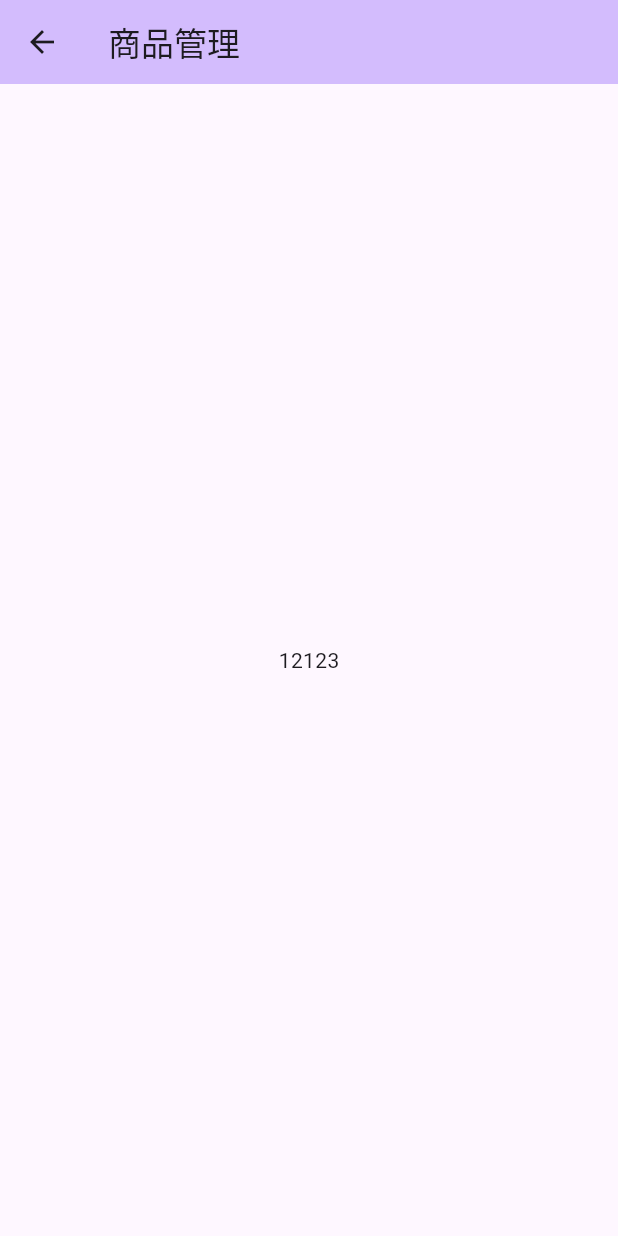
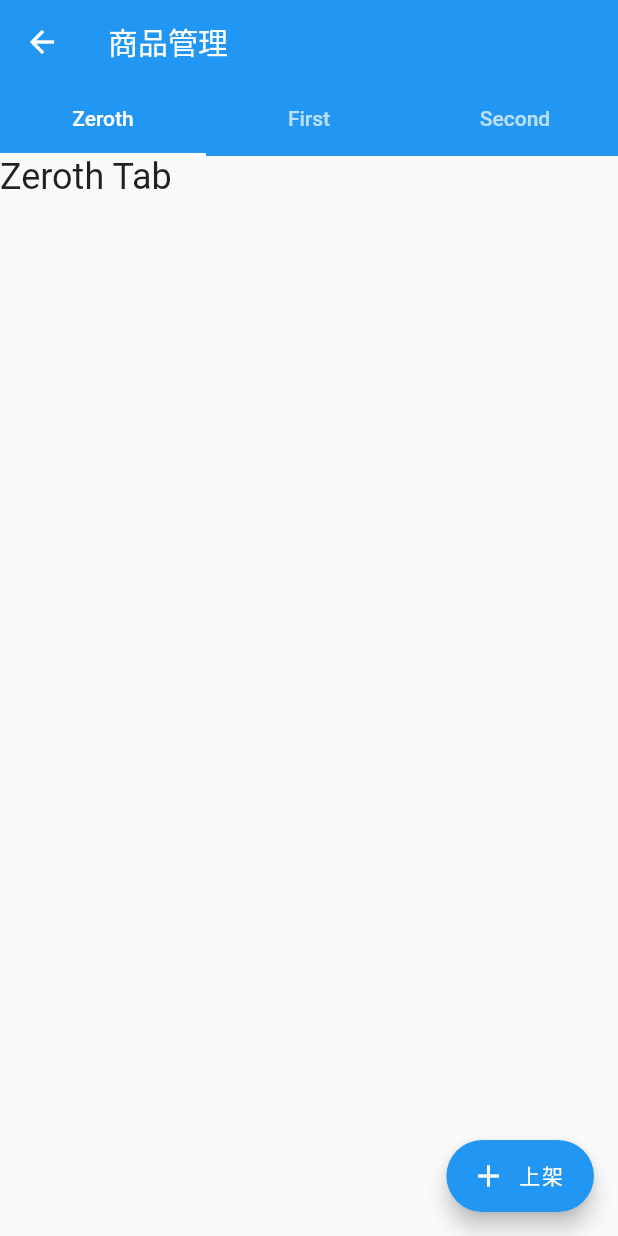
Before and after one commit to home-of-awefeng/gouba-manage-app, a Flutter app: the screen it shows after launch, after a tap on "商品管理", on a phone screen of 412 x 824 dp. Run offline on Flutter 3.47's test engine with Material 2 defaults, Android fonts, the phone set to English and light mode, and no system bars; our stand-ins replace flutter_html; Roboto replaces fonts that are missing (NotoSans).

Commit message:
[init]feat: add app theme

```diff
--- /dev/null
+++ b/lib/common/theme/theme.dart
@@ -0,0 +1,143 @@
+import 'package:flutter/cupertino.dart';
+import 'package:flutter/material.dart';
+import 'package:flutter/services.dart';
+import 'package:flutter_html/flutter_html.dart';
+import 'package:shop_app/constant/theme.dart';
+
+part './text_theme_extension.dart';
+
+class AppTheme {
+  AppTheme._();
+
+  //*****************************************
+  // Public accessor
+  //*****************************************
+  static final ThemeData theme = ThemeData(
+    visualDensity: VisualDensity.adaptivePlatformDensity,
+    fontFamily: FONT_NAME_NOTO_SANS,
+    inputDecorationTheme: const InputDecorationTheme(
+      border: inputBorder,
+      focusedBorder: inputFocusedBorder,
+      errorBorder: inputErrorBorder,
+      focusedErrorBorder: inputFocusedBorder,
+    ),
+    primaryColor: AppTheme.colorTBlack,
+    // for iOS
+    cupertinoOverrideTheme: const CupertinoThemeData(
+      primaryColor: AppTheme.colorTBlack,
+    ),
+    appBarTheme: const AppBarTheme(
+        elevation: 0,
+        iconTheme: IconThemeData(color: AppTheme.colorTBlack),
+        systemOverlayStyle: SystemUiOverlayStyle.dark),
+    dialogTheme: const DialogTheme(
+      shape: RoundedRectangleBorder(
+        borderRadius: BorderRadius.all(radius4x),
+      ),
+    ),
+    cardTheme: const CardTheme(
+      elevation: 6,
+      shape: RoundedRectangleBorder(borderRadius: BorderRadius.all(radius4x)),
+    ),
+    tooltipTheme: TooltipThemeData(
+      preferBelow: false,
+      decoration: BoxDecoration(
+        shape: BoxShape.rectangle,
+        color: colorTBlack..withOpacity(0.8),
+        borderRadius: const BorderRadius.all(radius2x),
+      ),
+      showDuration: const Duration(seconds: TOOLTIP_SHOW_DURATION_IN_SECONDS),
+    ),
+    textSelectionTheme: TextSelectionThemeData(cursorColor: colorTBlack.withOpacity(0.5)),
+    // tabBarTheme: const TabBarTheme(
+    //     labelStyle: TextStyle(fontWeight: FontWeight.w700, fontSize: 16)
+    // )
+  );
+
+  static const Color colorTBlue = Color(0xFF307FE2);
+  static const Color colorTYellow = Color(0xFFFAE18C);
+  static const Color colorTDarkBlue = Color(0xFF19428A);
+  static const Color colorTRed = Color(0xFFF94E4E);
+  static const Color colorTGreen = Color(0xFF46A147);
+  static const Color colorTBlack = Color(0xFF444444);
+  static const Color colorTDarkGrey = Color(0xFF333333);
+  static const Color colorTGrey = Color(0xFF999999);
+  static const Color colorTLightGrey = Color(0xFFCCCCCC);
+  static const Color colorTDisable = Color(0xFFE6E6E6);
+  static const Color colorTSilver = Color(0xFFF2F2F2);
+  static const Color colorTWhite = Color(0xFFFFFFFF);
+
+  static const double space1x = 6.0;
+  static const double space2x = 12.0;
+  static const double space3x = 18.0;
+  static const double space4x = 24.0;
+  static const double space5x = 30.0;
+  static const double space6x = 36.0;
+  static const double space7x = 42.0;
+  static const double space8x = 48.0;
+  static const double space9x = 54.0;
+  static const double space10x = 60.0;
+  static const double space12x = 72.0;
+  static const double space20x = 120.0;
+
+  static const InputBorder inputBorder =
+  UnderlineInputBorder(borderSide: BorderSide(color: AppTheme.colorTLightGrey, width: borderWidth1));
+  static const InputBorder inputFocusedBorder =
+  UnderlineInputBorder(borderSide: BorderSide(color: AppTheme.colorTBlack, width: borderWidth1));
+  static const InputBorder inputErrorBorder =
+  UnderlineInputBorder(borderSide: BorderSide(color: AppTheme.colorTRed, width: borderWidth1));
+
+  static const double borderWidth1 = 1.0;
+  static const double borderWidth2 = 2.0;
+
+  static const Radius radius1x = Radius.circular(4.0);
+  static const Radius radius2x = Radius.circular(8.0);
+  static const Radius radius3x = Radius.circular(12.0);
+  static const Radius radius4x = Radius.circular(16.0);
+  static const Radius radius5x = Radius.circular(20.0);
+  static const Radius radius6x = Radius.circular(24.0);
+  static const Radius radius7x = Radius.circular(28.0);
+  static const Radius radius8x = Radius.circular(32.0);
+  static const Radius radius9x = Radius.circular(36.0);
+
+  // x and y: offset(x, y)
+  // b: blurRadius
+  // 20: opacity
+  static const shadow_x0_y0_b2_20 = Shadow(
+    color: Color.fromRGBO(0, 0, 0, 0.2),
+    offset: Offset(0, 0),
+    blurRadius: 2,
+  );
+  static const boxShadow_x0_y0_b4_10 = BoxShadow(
+    color: Color.fromRGBO(0, 0, 0, 0.1),
+    offset: Offset(0, 0),
+    blurRadius: 4,
+  );
+  static const boxShadow_x0_y3_b6_10 = BoxShadow(
+    color: Color.fromRGBO(0, 0, 0, 0.1),
+    offset: Offset(0, 3.0),
+    blurRadius: 6,
+  );
+  static const boxShadow_x0_y4_b12_10 = BoxShadow(
+    color: Color.fromRGBO(0, 0, 0, 0.1),
+    offset: Offset(0, 4.0),
+    blurRadius: 12,
+  );
+
+  ///******** Basic Html Text Style ********///
+  /// Should add style supporting in future for:
+  /// * hyper link (a tag)
+  /// * h1
+  /// * divider
+  static final html_h5_style = Style(
+    fontWeight: FontWeight.w700,
+    fontSize: FontSize.medium,
+    lineHeight: const LineHeight(22 / 14),
+  );
+
+  static final html_context_style = Style(
+    fontWeight: FontWeight.w500,
+    fontSize: FontSize.medium,
+    lineHeight: const LineHeight(22 / 14),
+  );
+}
--- /dev/null
+++ b/lib/constant/theme.dart
@@ -0,0 +1,3 @@
+const FONT_NAME_NOTO_SANS = 'NotoSans';
+
+const TOOLTIP_SHOW_DURATION_IN_SECONDS = 3;
--- a/lib/main.dart
+++ b/lib/main.dart
@@ -1,4 +1,5 @@
 import 'package:flutter/material.dart';
+import 'package:shop_app/common/theme/theme.dart';
 import 'package:shop_app/navigation/routes.dart';
 import 'package:shop_app/views/home_view.dart';
 import 'package:shop_app/views/order_management/order_management_view.dart';
@@ -18,10 +19,7 @@ class MyApp extends StatelessWidget {
   Widget build(BuildContext context) {
     return MaterialApp(
       title: 'Gouba Manage App',
-      theme: ThemeData(
-        colorScheme: ColorScheme.fromSeed(seedColor: Colors.deepPurple),
-        useMaterial3: true,
-      ),
+      theme: AppTheme.theme,
       routes: {
         Routes.productManagement: (context) => ProductManagementView(),
         Routes.orderManagement: (context) => OrderManagementView(),
--- a/lib/views/home_view.dart
+++ b/lib/views/home_view.dart
@@ -11,7 +11,6 @@ class HomeView extends ViewModelWidget<HomeViewModel> {
   Widget render(BuildContext context) {
     return Scaffold(
       appBar: AppBar(
-        backgroundColor: Theme.of(context).colorScheme.inversePrimary,
         title: const Text(APP_NAME),
       ),
       body: GridView.builder(
--- a/lib/views/product_management/product_management_view.dart
+++ b/lib/views/product_management/product_management_view.dart
@@ -1,4 +1,5 @@
 import 'package:flutter/material.dart';
+import 'package:shop_app/common/theme/theme.dart';
 import 'package:shop_app/constant/page.dart';
 import 'package:shop_app/mvvm/view_model_widget.dart';
 import 'package:shop_app/views/product_management/product_management_viewmodel.dart';
@@ -8,21 +9,37 @@ class ProductManagementView extends ViewModelWidget<ProductManagementViewModel>
 
   @override
   Widget render(BuildContext context) {
+    return DefaultTabController(
+      length: viewModel.tabs.length,
+      child: Builder(builder: (BuildContext context) {
+        final TabController tabController = DefaultTabController.of(context);
+        tabController.addListener(() {
+          if (!tabController.indexIsChanging) {
+            // Your code goes here.
+            // To get index of current tab use tabController.index
+          }
+        });
         return Scaffold(
           appBar: AppBar(
-        backgroundColor: Theme.of(context).colorScheme.inversePrimary,
             title: const Text(PRODUCT_PAGE_NAME),
+            iconTheme: IconThemeData(color: AppTheme.colorTWhite),
+            bottom: TabBar(tabs: viewModel.tabs,),
           ),
-      body: const Center(
-        child: Column(
-          mainAxisAlignment: MainAxisAlignment.center,
-          children: <Widget>[
-            Text(
-              '12123',
+          body: TabBarView(
+            children: viewModel.tabs.map((Tab tab) {
+              return Text(
+                '${tab.text!} Tab',
+                style: Theme.of(context).textTheme.headlineSmall,
+              );
+            }).toList(),
           ),
-          ],
+          floatingActionButton: FloatingActionButton.extended(
+            onPressed: () => {},
+            label: const Text('上架'),
+            icon: const Icon(Icons.add),
           ),
-      ),// This trailing comma makes auto-formatting nicer for build methods.
+        );
+      }),
     );
   }
 }
--- a/lib/views/product_management/product_management_viewmodel.dart
+++ b/lib/views/product_management/product_management_viewmodel.dart
@@ -1,4 +1,13 @@
+import 'package:flutter/material.dart';
 import 'package:shop_app/mvvm/base_view_model.dart';
 
 class ProductManagementViewModel extends BaseViewModel {
+  final List<Tab> _tabs = <Tab>[
+    const Tab(text: 'Zeroth'),
+    const Tab(text: 'First'),
+    const Tab(text: 'Second'),
+  ];
+
+
+  List<Tab> get tabs => _tabs;
 }
--- a/pubspec.yaml
+++ b/pubspec.yaml
@@ -38,6 +38,7 @@ dependencies:
   provider: ^6.0.5
 
   json_annotation: ^4.8.0
+  flutter_html: ^3.0.0-beta.2
 
 dev_dependencies:
   flutter_test:
```
Also changed, not shown: lib/common/theme/text_theme_extension.dart (added, +150 -0 lines), pubspec.lock. Lines whose indentation alone changed are shown as unchanged.
